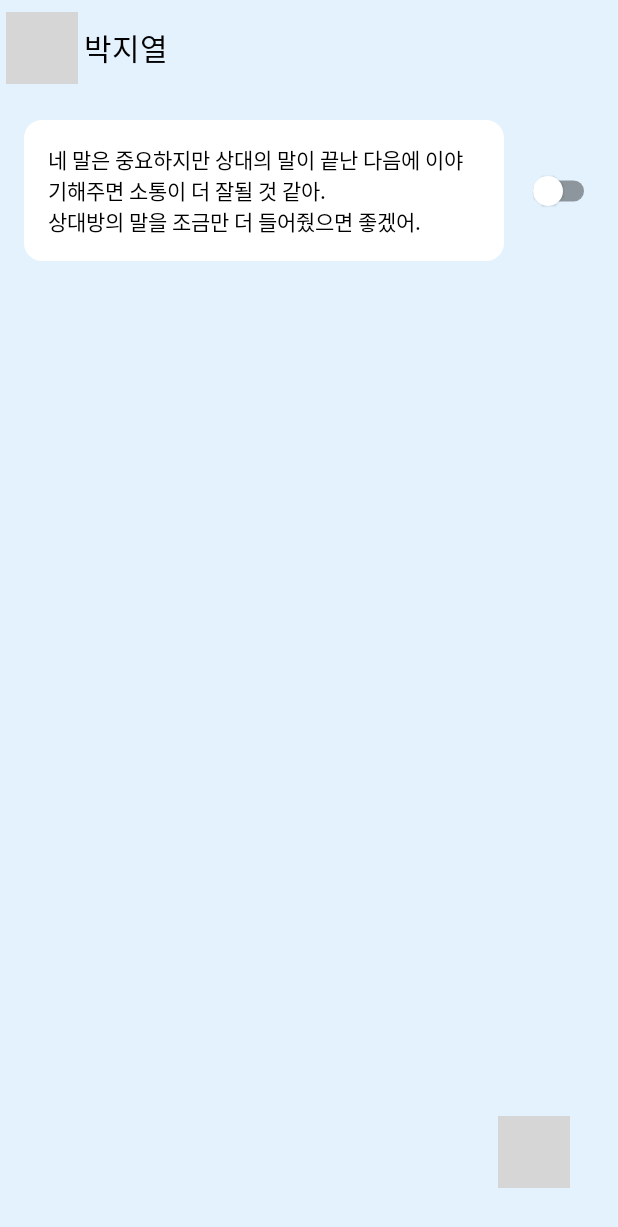
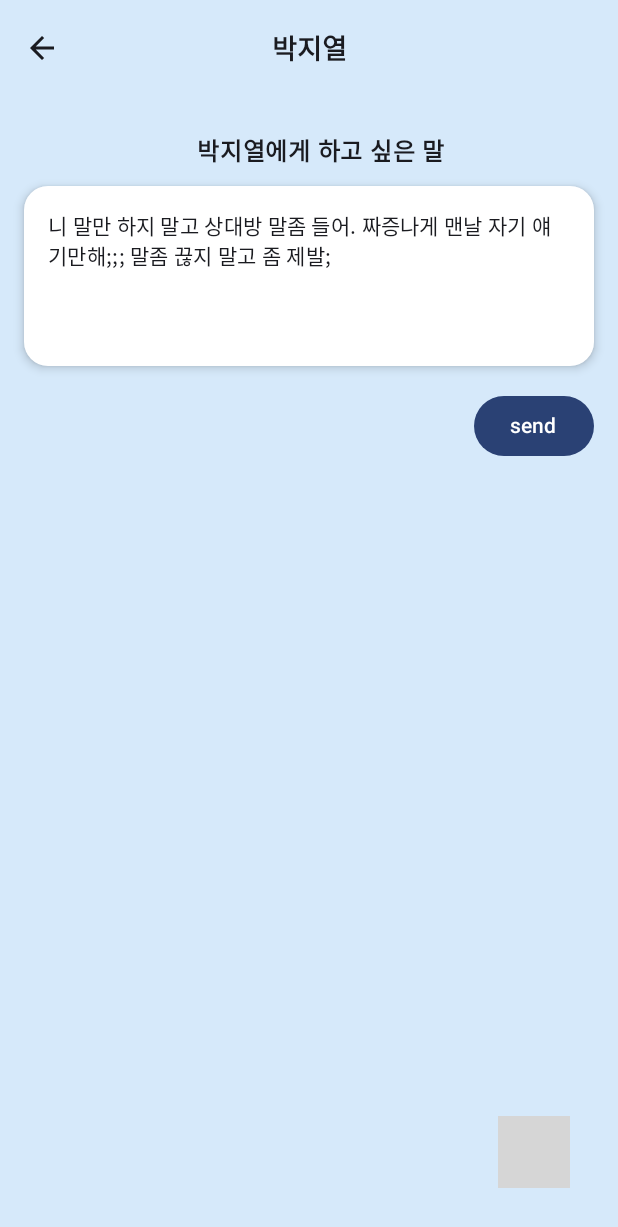
Before and after one commit to SendBack-SendBag/UI, an Android app built with Jetpack Compose: the screen it shows after launch (MainActivity), on a phone screen of 412 x 824 dp. Shown: the top 1227 px of the screen. Run offline under Robolectric (Android 15) with nearby library versions, the phone set to English and light mode, and no system bars; 1 statement that could not run was skipped; grey boxes are pictures that could not be loaded.

Commit message:
feat: make Sending page

```diff
--- a/app/build.gradle.kts
+++ b/app/build.gradle.kts
@@ -47,7 +47,6 @@ android {
 }
 
 dependencies {
-
     implementation(libs.androidx.core.ktx)
     implementation(libs.androidx.lifecycle.runtime.ktx)
     implementation(libs.androidx.activity.compose)
--- a/app/src/main/java/com/example/sendbacksendbag/MainActivity.kt
+++ b/app/src/main/java/com/example/sendbacksendbag/MainActivity.kt
@@ -1,7 +1,6 @@
 package com.example.sendbacksendbag
-
 import Send
-import Sended
+import Sending
 import android.os.Bundle
 import androidx.activity.ComponentActivity
 import androidx.activity.compose.setContent
@@ -13,6 +12,7 @@ import androidx.compose.material3.Text
 import androidx.compose.runtime.Composable
 import androidx.compose.ui.Modifier
 import androidx.compose.ui.tooling.preview.Preview
+import androidx.navigation.NavHostController
 import com.example.sendbacksendbag.ui.theme.SendBackSendBagTheme
 
 class MainActivity : ComponentActivity() {
@@ -22,7 +22,7 @@ class MainActivity : ComponentActivity() {
         setContent {
             SendBackSendBagTheme {
                 Scaffold(modifier = Modifier.fillMaxSize()) { innerPadding ->
-                    Sended()
+                    Sending()
                 }
             }
         }
--- a/app/src/main/java/com/example/sendbacksendbag/Send.kt
+++ b/app/src/main/java/com/example/sendbacksendbag/Send.kt
@@ -43,17 +43,18 @@ data class Message(
     val content: String,
     val time: String
 )
+
 @OptIn(ExperimentalMaterial3Api::class)
 @Composable
-fun SendScreen(messages: List<Message>) {
+fun SendScreen(
+    messages: List<Message>
+) {
     var searchQuery by remember { mutableStateOf("") }
+
     Box(modifier = Modifier.fillMaxSize()) {
         Column(modifier = Modifier.fillMaxSize()) {
             TopAppBar(
-                title = { Text(
-                    text = "보낸 메시지",
-                    fontWeight = FontWeight.Black,
-                ) }
+                title = { Text(text = "보낸 메시지", fontWeight = FontWeight.Black) }
             )
             BlackHorizontalLine()
             Spacer(modifier = Modifier.height(16.dp))
@@ -68,20 +69,15 @@ fun SendScreen(messages: List<Message>) {
             ) {
                 CenteredVerticalSearchField()
             }
-
             Spacer(modifier = Modifier.height(8.dp))
-
-                LazyColumn{
+            LazyColumn(modifier = Modifier.weight(1f)) {
                 items(messages.filter {
                     it.name.contains(searchQuery, ignoreCase = true)
                 }) { msg ->
-                        MessageItem(msg)
+                    MessageItem(msg = msg)
                 }
             }
-
-
         }
-        // 확장 FAB
         ExpandableFabExample(
             modifier = Modifier
                 .align(Alignment.BottomEnd)
@@ -91,11 +87,14 @@ fun SendScreen(messages: List<Message>) {
 }
 
 @Composable
-private fun MessageItem(msg: Message) {
+private fun MessageItem(
+    msg: Message
+) {
     Row(
         modifier = Modifier
             .fillMaxWidth()
-            .padding(horizontal = 16.dp, vertical = 8.dp),
+            .padding(horizontal = 16.dp, vertical = 8.dp)
+            .clickable { },
         verticalAlignment = Alignment.CenterVertically
     ) {
         Image(
@@ -108,8 +107,16 @@ private fun MessageItem(msg: Message) {
         )
         Spacer(modifier = Modifier.width(12.dp))
         Column(modifier = Modifier.weight(1f)) {
-            Text(text = msg.name, style = MaterialTheme.typography.bodyLarge)
-            Text(text = msg.content, style = MaterialTheme.typography.bodyLarge, color = Color.Gray)
+            Text(
+                text = msg.name,
+                style = MaterialTheme.typography.bodyLarge,
+                fontWeight = FontWeight.Black
+            )
+            Text(
+                text = msg.content,
+                style = MaterialTheme.typography.labelSmall,
+                color = Color.Gray
+            )
         }
         Text(text = msg.time, style = MaterialTheme.typography.bodySmall, color = Color.Gray)
     }
--- /dev/null
+++ b/app/src/main/java/com/example/sendbacksendbag/Sending.kt
@@ -0,0 +1,100 @@
+import androidx.compose.foundation.background
+import androidx.compose.foundation.layout.*
+import androidx.compose.foundation.shape.RoundedCornerShape
+import androidx.compose.material.icons.Icons
+import androidx.compose.material.icons.filled.ArrowBack
+import androidx.compose.material3.*
+import androidx.compose.runtime.Composable
+import androidx.compose.ui.Alignment
+import androidx.compose.ui.Modifier
+import androidx.compose.ui.graphics.Color
+import androidx.compose.ui.text.font.FontWeight
+import androidx.compose.ui.unit.dp
+import androidx.compose.ui.unit.sp
+
+@OptIn(ExperimentalMaterial3Api::class)
+@Composable
+fun Sending(
+    userName: String = "박지열",
+    message: String ="니 말만 하지 말고 상대방 말좀 들어. 짜증나게 맨날 자기 얘기만해;;; 말좀 끊지 말고 좀 제발;",
+    onBack: () -> Unit = {},
+    onCategory: () -> Unit = {},
+    onSend: () -> Unit = {}
+) {Box {
+    Column(
+        modifier = Modifier
+            .fillMaxSize()
+            .background(Color(0xFFD6E9FA))
+    ) {
+        // Top Bar
+        CenterAlignedTopAppBar(
+            title = {
+                Text(
+                    text = userName,
+                    fontWeight = FontWeight.Bold,
+                    fontSize = 18.sp
+                )
+            },
+            navigationIcon = {
+                IconButton(onClick = onBack) {
+                    Icon(
+                        imageVector = Icons.Default.ArrowBack,
+                        contentDescription = "Back"
+                    )
+                }
+            },
+            colors = TopAppBarDefaults.centerAlignedTopAppBarColors(
+                containerColor = Color(0xFFD6E9FA)
+            )
+        )
+
+        Spacer(modifier = Modifier.height(24.dp))
+
+        // Header Text
+        Text(
+            text = "$userName" + "에게 하고 싶은 말",
+            style = MaterialTheme.typography.bodyLarge,
+            fontWeight = FontWeight.SemiBold,
+            modifier = Modifier.padding(start = 16.dp).align(Alignment.CenterHorizontally)
+        )
+
+        Spacer(modifier = Modifier.height(12.dp))
+
+        // Message Bubble
+        Card(
+            shape = RoundedCornerShape(16.dp),
+            modifier = Modifier
+                .fillMaxWidth()
+                .padding(horizontal = 16.dp)
+                .defaultMinSize(minHeight = 120.dp),
+            elevation = CardDefaults.cardElevation(defaultElevation = 4.dp),
+            colors = CardDefaults.cardColors(
+                containerColor = Color(0xFFFFFFFF)
+            )
+        ) {
+            Text(
+                text = message,
+                style = MaterialTheme.typography.bodyMedium,
+                modifier = Modifier.padding(16.dp)
+            )
+        }
+
+        // Action Buttons
+        Row(
+            horizontalArrangement = Arrangement.spacedBy(8.dp, Alignment.End),
+            modifier = Modifier
+                .fillMaxWidth()
+                .padding(16.dp)
+        ) {
+            Button(onClick = onSend) {
+                Text(text = "send")
+            }
+        }
+    }
+    ExpandableFabExample(
+        modifier = Modifier
+            .align(Alignment.BottomEnd)
+            .padding(16.dp)
+    )
+}
+}
```
Lines whose indentation alone changed are shown as unchanged.
